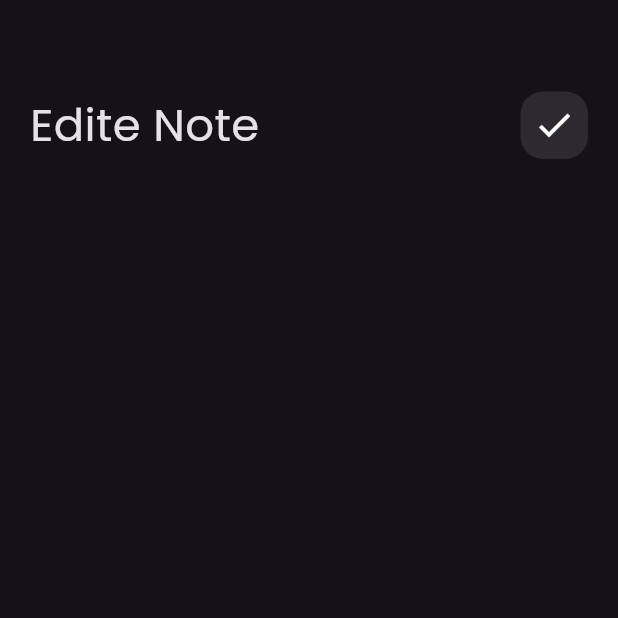
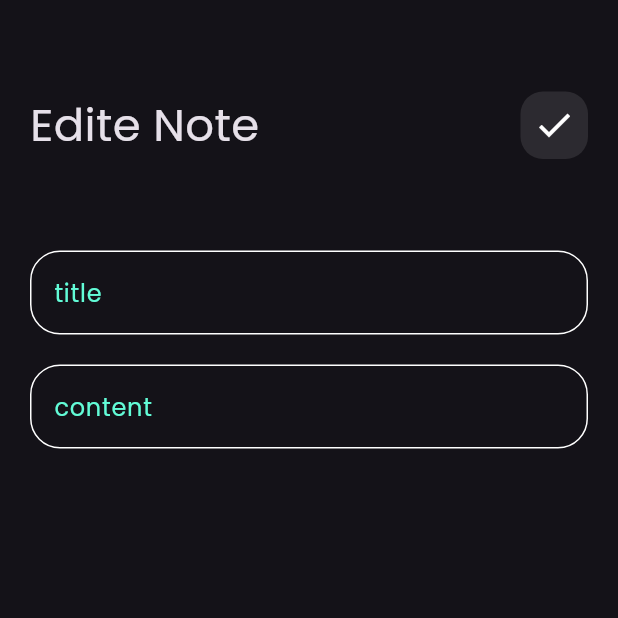
Before and after one commit to Amr2626/notes_app, a Flutter app: the EditNoteView screen opened directly, on a phone screen of 412 x 824 dp, the top half of it. Run offline on Flutter 3.47's test engine with Material 3 defaults, Android fonts, the phone set to English and light mode, and no system bars.

Commit message:
edit note view ui done

```diff
--- a/lib/widgets/Edit_view_body.dart
+++ b/lib/widgets/Edit_view_body.dart
@@ -1,5 +1,6 @@
 import 'package:flutter/material.dart';
 import 'package:notes/widgets/custom_app_bar.dart';
+import 'package:notes/widgets/custom_text_field.dart';
 
 class EditNoteViewbody extends StatelessWidget {
   const EditNoteViewbody({super.key});
@@ -10,7 +11,11 @@ class EditNoteViewbody extends StatelessWidget {
       child: Column(
         children: const [
           SizedBox(height: 61),
-          const CustomAppBar(title: 'Edite Note', icon: Icons.check),
+          CustomAppBar(title: 'Edite Note', icon: Icons.check),
+          SizedBox(height: 61),
+          CustomTextField(hint: 'title'),
+          SizedBox(height: 20),
+          CustomTextField(hint: 'content'),
         ],
       ),
     );
--- a/lib/widgets/custom_text_field.dart
+++ b/lib/widgets/custom_text_field.dart
@@ -14,7 +14,7 @@ class CustomTextField extends StatelessWidget {
   Widget build(BuildContext context) {
     return TextField(
       cursorColor: KPrimaryColor,
-      //maxLength: maxlines,
+      //maxLines: maxlines,
       decoration: InputDecoration(
         hintText: hint,
         hintStyle: const TextStyle(color: KPrimaryColor),
```
Also changed, not shown: lib/models/note_model.dart (added).
